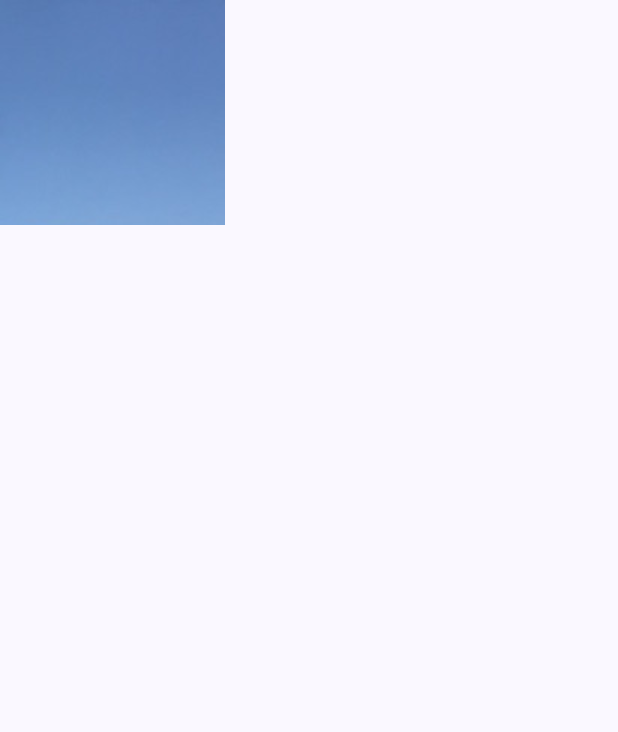
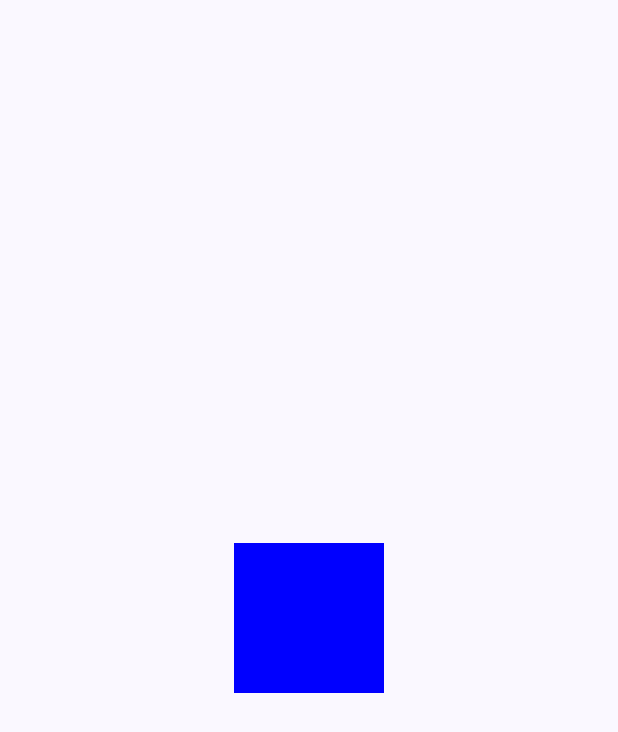
Before and after one commit to zaharrogoff/GestureDemo, an Android app built with Jetpack Compose: the screen it shows after launch (MainActivity), on a phone screen of 412 x 824 dp. Shown: the top 732 px of the screen. Run offline under Robolectric (Android 15) with nearby library versions, the phone set to English and light mode, and no system bars.

Commit message:
add MultiTouchDemo.kt

```diff
--- a/app/src/main/java/com/example/gesturedemo/MainActivity.kt
+++ b/app/src/main/java/com/example/gesturedemo/MainActivity.kt
@@ -28,7 +28,7 @@ class MainActivity : ComponentActivity() {
 
 @Composable
 fun MainScreen(modifier: Modifier = Modifier) {
-    ScrollModifiers(modifier)
+    MultiTouchDemo(modifier)
 }
 
 @Preview(showBackground = true)
--- /dev/null
+++ b/app/src/main/java/com/example/gesturedemo/MultiTouchDemo.kt
@@ -0,0 +1,40 @@
+package com.example.gesturedemo
+
+import androidx.compose.foundation.background
+import androidx.compose.foundation.gestures.rememberTransformableState
+import androidx.compose.foundation.gestures.transformable
+import androidx.compose.foundation.layout.Box
+import androidx.compose.foundation.layout.fillMaxSize
+import androidx.compose.foundation.layout.size
+import androidx.compose.runtime.Composable
+import androidx.compose.runtime.getValue
+import androidx.compose.runtime.mutableStateOf
+import androidx.compose.runtime.remember
+import androidx.compose.runtime.setValue
+import androidx.compose.ui.Alignment
+import androidx.compose.ui.Modifier
+import androidx.compose.ui.graphics.Color
+import androidx.compose.ui.graphics.graphicsLayer
+import androidx.compose.ui.unit.dp
+
+@Composable
+fun MultiTouchDemo(modifier: Modifier = Modifier) {
+    var scale by remember { mutableStateOf(1f) }
+
+    val state = rememberTransformableState { scaleChange, offsetChange, rotationChange ->
+        scale *= scaleChange
+    }
+
+    Box(contentAlignment = Alignment.Center, modifier = modifier.fillMaxSize()) {
+        Box(
+            Modifier
+                .graphicsLayer(
+                    scaleX = scale,
+                    scaleY = scale
+                )
+                .transformable(state = state)
+                .background(Color.Blue)
+                .size(100.dp)
+        )
+    }
+}
```
